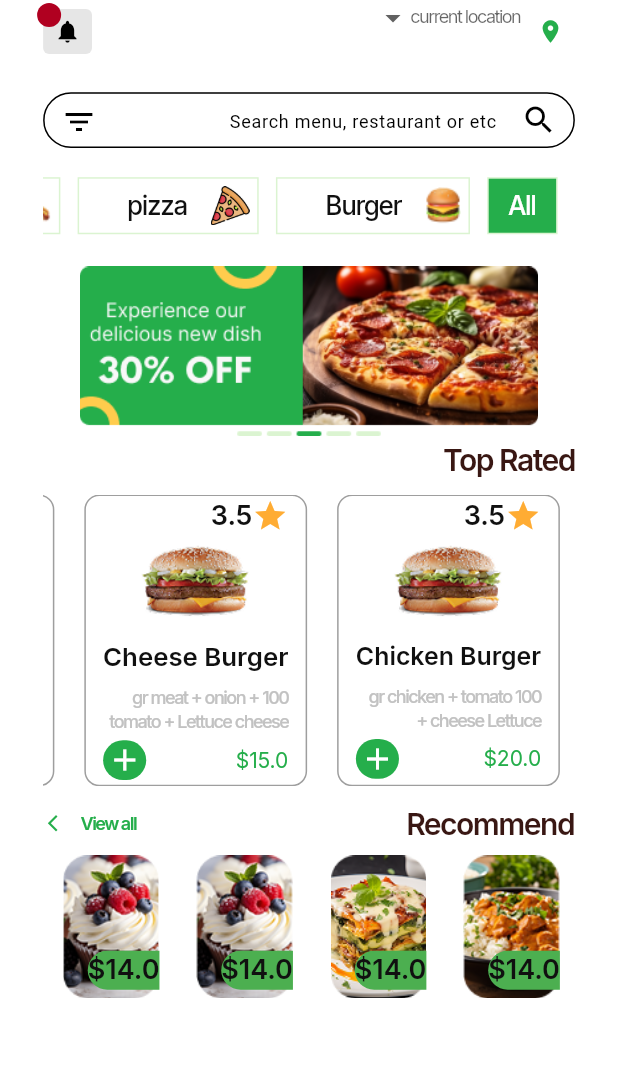
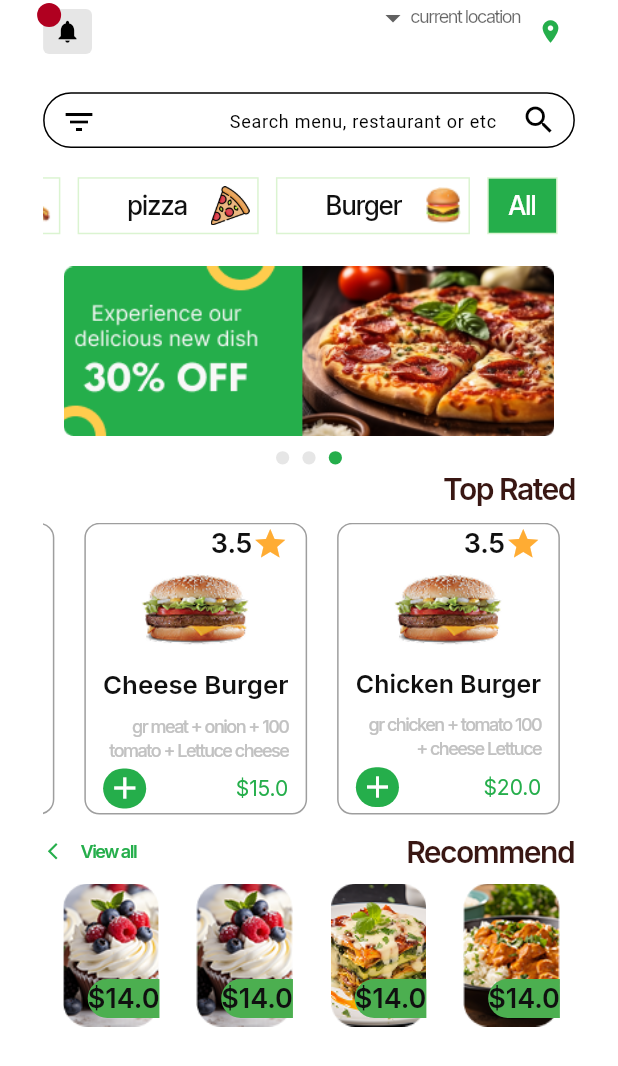
Before and after one commit to saifbataineh/food_tek, a Flutter app: the MainPage screen opened by its route, on a phone screen of 412 x 824 dp. Shown: the top 1066 px of the screen. Run offline on Flutter 3.47's test engine with Material 3 defaults, Android fonts, the phone set to English and light mode, and no system bars; our stand-ins replace bloc, flutter_bloc, google_fonts, google_maps_flutter, location, shared_preferences; accounts and stored records are empty.

Commit message:
fixed all view discount

```diff
--- a/lib/features/home/views/widgets/all_view_widget.dart
+++ b/lib/features/home/views/widgets/all_view_widget.dart
@@ -17,6 +17,7 @@
 class _AllViewWidgetState extends State<AllViewWidget> {
   String? location = "";
   String selectedCategory = "All";
+    int currentIndex = 0;
 
   List<Food> foodList = [
     Food(
@@ -49,6 +50,11 @@
     RecommendModel(image: AppImageStrings.recommend4, price: 14)
   ];
 
+  List pageViewDiscount = [
+    Image.asset(AppImageStrings.discountPhoto),
+    Image.asset(AppImageStrings.discountPhoto),
+    Image.asset(AppImageStrings.discountPhoto),
+  ];
   @override
   Widget build(BuildContext context) {
     return SingleChildScrollView(
@@ -56,10 +62,31 @@
         crossAxisAlignment: CrossAxisAlignment.start,
         children: [
           SizedBox(
-            width: responsiveWidth(context, 370), // Make responsive
-            height: responsiveHeight(context, 128),
-            child: Image.asset(AppImageStrings.discountPhoto),
-          ),
+              width: responsiveWidth(context, 370), // Make responsive
+              height: responsiveHeight(context, 128),
+              child: ListView.builder(
+                itemBuilder: (context, index) {
+                  return Container(
+                    width: responsiveWidth(context, 370),
+                    height: responsiveHeight(context, 137),
+                    color: Colors.transparent,
+                    child: pageViewDiscount[index],
+                  );
+                },
+                itemCount: pageViewDiscount.length,
+              )),
+              SizedBox(height: 10,),
+              Row(mainAxisAlignment: MainAxisAlignment.center,children: List.generate(pageViewDiscount.length, (index)=>Container(
+                              margin: EdgeInsets.symmetric(horizontal: 4),
+                            decoration: BoxDecoration(
+                              color: index == currentIndex
+                                  ? AppColors.mainColor
+                                  : AppColors.lightgreyColor,
+                              shape: BoxShape.circle,
+                            ),
+                            height: responsiveHeight(context, 10),
+                            width: responsiveWidth(context, 10),
+              )),),
           SizedBox(
             height: responsiveHeight(context, 5),
           ),
```
Also changed, not shown: assets/food/framToDiscount.png (added), 2 other files.
